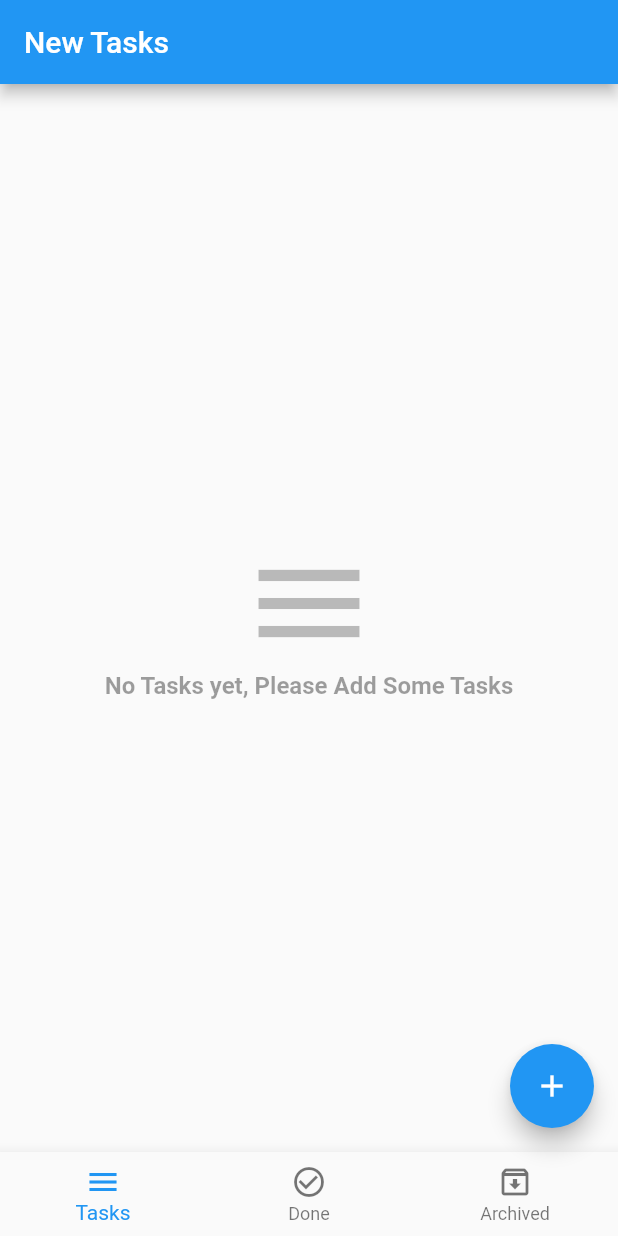
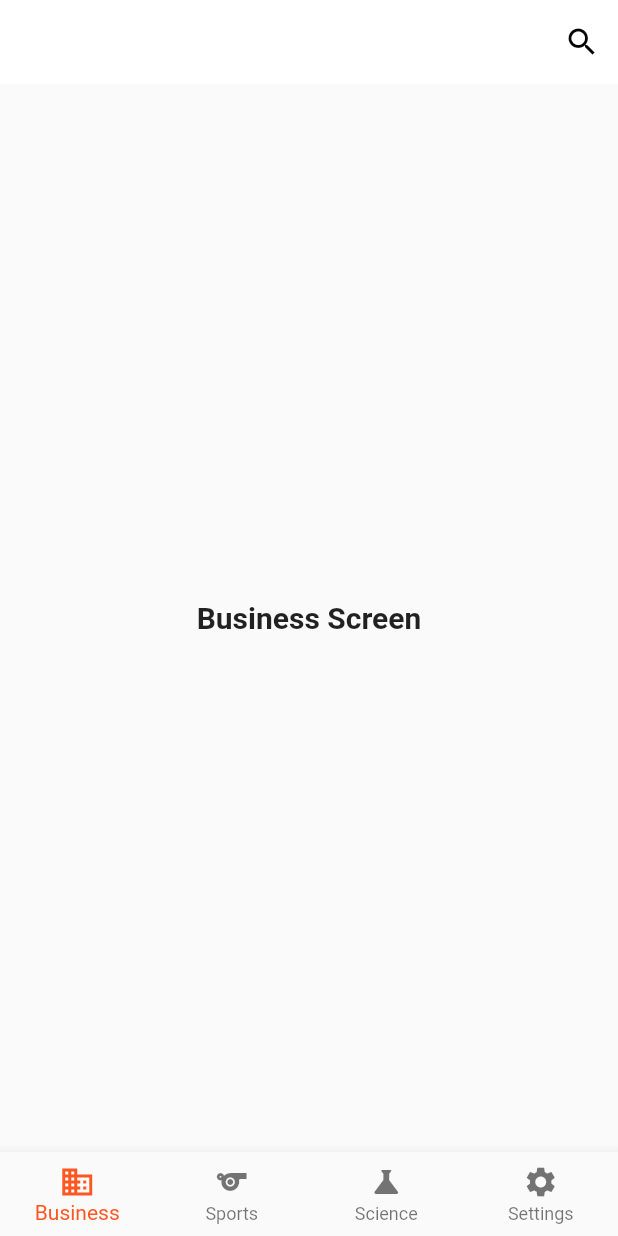
Before and after one commit to MasameEh/flutter, a Flutter app: the screen it shows after launch, on a phone screen of 412 x 824 dp. Run offline on Flutter 3.47's test engine with Material 2 defaults, Android fonts, the phone set to English and light mode, and no system bars; our stand-ins replace bloc, conditional_builder_null_safety, flutter_bloc, sqflite; missing offline and left inert: dart:ffi; accounts and stored records are empty.

Commit message:
add last changes

```diff
--- /dev/null
+++ b/lib/layout/news_app/cubit/cubit.dart
@@ -0,0 +1,55 @@
+import 'package:bloc/bloc.dart';
+import 'package:flutter/material.dart';
+import 'package:flutter_bloc/flutter_bloc.dart';
+import 'package:my_first/layout/news_app/cubit/states.dart';
+import 'package:my_first/modules/business/business_screen.dart';
+import 'package:my_first/modules/science/science_screen.dart';
+import 'package:my_first/modules/settings_screen/settings_screen.dart';
+import 'package:my_first/modules/sports/sports_screen.dart';
+
+class NewsCubit extends Cubit<NewsStates>
+{
+  NewsCubit() : super(NewsInitialState());
+  static NewsCubit get(context) => BlocProvider.of(context);
+
+  int currentIndex = 0;
+
+  List<BottomNavigationBarItem> bottomNavItems = [
+    BottomNavigationBarItem(
+        icon: Icon(
+          Icons.business,
+
+        ),
+      label: 'Business',
+    ),
+    BottomNavigationBarItem(
+        icon: Icon(
+          Icons.sports,
+        ),
+      label: 'Sports',
+    ),
+    BottomNavigationBarItem(
+        icon: Icon(
+          Icons.science,
+
+        ),
+      label: 'Science',
+    ),
+    BottomNavigationBarItem(
+        icon: Icon(
+          Icons.settings,
+        ),
+      label: 'Settings',
+    ),
+  ];
+  List<Widget> screens = [
+    BusinessScreen(),
+    SportsScreen(),
+    ScienceScreen(),
+    SettingsScreen(),
+  ];
+  void changeBottomNavBar(int index){
+    currentIndex = index;
+    emit(NewsBottomNavState());
+  }
+}
--- /dev/null
+++ b/lib/layout/news_app/cubit/states.dart
@@ -0,0 +1,5 @@
+abstract class NewsStates {}
+
+class NewsInitialState extends NewsStates {}
+
+class NewsBottomNavState extends NewsStates {}
--- /dev/null
+++ b/lib/layout/news_app/news_layout.dart
@@ -0,0 +1,42 @@
+import 'package:flutter/material.dart';
+import 'package:flutter_bloc/flutter_bloc.dart';
+import 'package:my_first/layout/news_app/cubit/cubit.dart';
+import 'package:my_first/layout/news_app/cubit/states.dart';
+
+class NewsLayout extends StatelessWidget {
+  const NewsLayout({Key? key}) : super(key: key);
+
+  @override
+  Widget build(BuildContext context) {
+    return BlocProvider(
+      create: (BuildContext context) => NewsCubit(),
+      child: BlocConsumer<NewsCubit, NewsStates>(
+        listener: (context,state) {},
+        builder: (context, state) {
+          var cubit = NewsCubit.get(context);
+          return Scaffold(
+            appBar: AppBar(
+              title: Text(
+                  'News App'
+              ) ,
+              actions: [
+                IconButton(onPressed: (){}, icon: Icon(
+                  Icons.search,
+                ))
+              ],
+            ),
+            body: cubit.screens[cubit.currentIndex],
+            bottomNavigationBar: BottomNavigationBar(
+              currentIndex: cubit.currentIndex,
+              items: cubit.bottomNavItems,
+                onTap: (index)
+                {
+                    cubit.changeBottomNavBar(index);
+                },
+            ),
+          );
+        },
+      ),
+    );
+  }
+}
--- a/lib/layout/home_layout.dart
+++ b/lib/layout/todo_app/todo_layout.dart
@@ -9,9 +9,9 @@ import 'package:my_first/shared/components/components.dart';
 import 'package:sqflite/sqflite.dart';
 import 'package:path/path.dart';
 
-import '../shared/components/constants.dart';
-import '../shared/cubit/cubit.dart';
-import '../shared/cubit/states.dart';
+import '../../shared/components/constants.dart';
+import '../../shared/cubit/cubit.dart';
+import '../../shared/cubit/states.dart';
 
 // ignore: must_be_immutable
 class HomeLayout extends StatelessWidget {
--- a/lib/main.dart
+++ b/lib/main.dart
@@ -1,13 +1,14 @@
 import 'package:bloc/bloc.dart';
 import 'package:flutter/material.dart';
-import 'package:my_first/layout/home_layout.dart';
+import 'package:flutter/services.dart';
+import 'package:my_first/layout/todo_app/todo_layout.dart';
 import 'package:my_first/modules/bmi/BMI_screen.dart';
 import 'package:my_first/modules/messenger/messenger_with_list.dart';
 import 'package:my_first/modules/bmi/result_screen.dart';
 import 'package:my_first/shared/bloc_observer.dart';
+import 'layout/news_app/news_layout.dart';
 import 'modules/login/loG_In.dart';
 import 'modules/messenger/messenger_screen.dart';
-
 
 
 
@@ -25,9 +26,32 @@ class MyApp extends StatelessWidget {
   // This widget is the root of your application.
   @override
   Widget build(BuildContext context) {
-    return MaterialApp(
+    return  MaterialApp(
+      theme: ThemeData(
+        appBarTheme: const AppBarTheme(
+          backgroundColor: Colors.white,
+          iconTheme:IconThemeData(
+            color: Colors.black,
+          ) ,
+          backwardsCompatibility: false,
+          elevation: 0.0,
+          toolbarTextStyle: TextStyle(
+            color: Colors.black,
+            fontSize: 20.0,
+            fontWeight: FontWeight.bold,
+          ),
+          systemOverlayStyle: SystemUiOverlayStyle(
+           statusBarColor: Colors.white,
+            statusBarIconBrightness: Brightness.dark,
+          ),
+        ),
+        bottomNavigationBarTheme: BottomNavigationBarThemeData(
+        type: BottomNavigationBarType.fixed,
+          selectedItemColor: Colors.deepOrange,
+        ),
+      ),
       debugShowCheckedModeBanner: false,
-      home: HomeLayout() ,
+      home: NewsLayout() ,
     );
   }
 }
--- /dev/null
+++ b/lib/modules/business/business_screen.dart
@@ -0,0 +1,19 @@
+import 'package:flutter/cupertino.dart';
+
+class BusinessScreen extends StatelessWidget
+{
+  const BusinessScreen({super.key});
+
+  @override
+  Widget build(BuildContext context) {
+   return const Center(
+       child: Text('Business Screen',
+         style: TextStyle(
+           fontSize: 20.0,
+           fontWeight: FontWeight.bold,
+         ),
+       ),
+   );
+  }
+
+}
--- /dev/null
+++ b/lib/modules/science/science_screen.dart
@@ -0,0 +1,19 @@
+import 'package:flutter/material.dart';
+
+class ScienceScreen extends StatelessWidget
+{
+  const ScienceScreen({super.key});
+
+  @override
+  Widget build(BuildContext context) {
+    return const Center(
+      child: Text('Science Screen',
+        style: TextStyle(
+          fontSize: 20.0,
+          fontWeight: FontWeight.bold,
+        ),
+      ),
+    );
+  }
+
+}
--- /dev/null
+++ b/lib/modules/settings_screen/settings_screen.dart
@@ -0,0 +1,19 @@
+import 'package:flutter/material.dart';
+
+class SettingsScreen extends StatelessWidget
+{
+  const SettingsScreen({super.key});
+
+  @override
+  Widget build(BuildContext context) {
+    return const Center(
+      child: Text('Settings Screen',
+        style: TextStyle(
+          fontSize: 20.0,
+          fontWeight: FontWeight.bold,
+        ),
+      ),
+    );
+  }
+
+}
--- /dev/null
+++ b/lib/modules/sports/sports_screen.dart
@@ -0,0 +1,19 @@
+import 'package:flutter/material.dart';
+
+class SportsScreen extends StatelessWidget
+{
+  const SportsScreen({super.key});
+
+  @override
+  Widget build(BuildContext context) {
+    return const Center(
+      child: Text('Sports Screen',
+        style: TextStyle(
+          fontSize: 20.0,
+          fontWeight: FontWeight.bold,
+        ),
+      ),
+    );
+  }
+
+}
```
